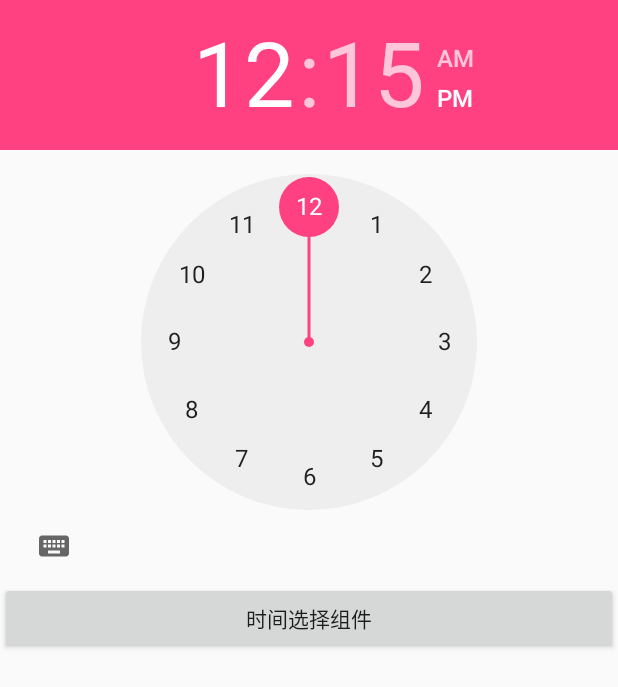
After one commit to LiYaHX/AndroidDemo, an Android app: the TimePickerActivity screen opened directly, with no data from a screen before it, on a phone screen of 412 x 824 dp. The commit adds this screen. Shown: the top 687 px of the screen. Run offline under Robolectric (Android 15) with nearby library versions, the phone set to English and light mode, and no system bars.

Commit message:
new widget

```diff
--- /dev/null
+++ b/app/src/main/java/com/robinlee/widget/TimePickerActivity.java
@@ -0,0 +1,53 @@
+package com.robinlee.widget;
+
+import android.app.Activity;
+import android.app.TimePickerDialog;
+import android.os.Bundle;
+import android.view.View;
+import android.widget.Button;
+import android.widget.TimePicker;
+import android.widget.Toast;
+
+import com.robinlee.androiddemo.R;
+
+/**
+ * Created by RobinLee on 4/29/16.
+ */
+public class TimePickerActivity extends Activity{
+
+    private TimePicker mTimePicker;
+    private Button mBtnTimePickerDialog;
+
+    @Override
+    protected void onCreate(Bundle savedInstanceState) {
+        super.onCreate(savedInstanceState);
+        setContentView(R.layout.activity_time_picker);
+        initView();
+    }
+
+    private void initView(){
+        mTimePicker = (TimePicker) this.findViewById(R.id.timePicker);
+        mTimePicker.setCurrentHour(12);
+        mTimePicker.setCurrentMinute(15);
+        mTimePicker.setOnTimeChangedListener(new TimePicker.OnTimeChangedListener() {
+            @Override
+            public void onTimeChanged(TimePicker view, int hourOfDay, int minute) {
+                Toast.makeText(TimePickerActivity.this, "hourOfDay", Toast.LENGTH_SHORT).show();
+            }
+        });
+
+        mBtnTimePickerDialog = (Button) this.findViewById(R.id.mBtnTimePickerDialog);
+        mBtnTimePickerDialog.setOnClickListener(new View.OnClickListener() {
+            @Override
+            public void onClick(View v) {
+                TimePickerDialog timePickerDialog = new TimePickerDialog(TimePickerActivity.this, new TimePickerDialog.OnTimeSetListener() {
+                    @Override
+                    public void onTimeSet(TimePicker view, int hourOfDay, int minute) {
+                        Toast.makeText(TimePickerActivity.this, "dialog hourOfDay", Toast.LENGTH_SHORT).show();
+                    }
+                }, 12, 12, true);
+                timePickerDialog.show();
+            }
+        });
+    }
+}
--- /dev/null
+++ b/app/src/main/res/layout/activity_time_picker.xml
@@ -0,0 +1,17 @@
+<?xml version="1.0" encoding="utf-8"?>
+<LinearLayout xmlns:android="http://schemas.android.com/apk/res/android"
+    android:orientation="vertical" android:layout_width="match_parent"
+    android:layout_height="match_parent">
+
+    <TimePicker
+        android:id="@+id/timePicker"
+        android:layout_width="wrap_content"
+        android:layout_height="wrap_content"
+        android:layout_gravity="right" />
+
+    <Button
+        android:id="@+id/mBtnTimePickerDialog"
+        android:layout_width="match_parent"
+        android:layout_height="wrap_content"
+        android:text="@string/str_time_picker"/>
+</LinearLayout>
--- a/app/src/main/res/values/strings.xml
+++ b/app/src/main/res/values/strings.xml
@@ -7,5 +7,7 @@
     <string name="str_zh_cn_shimmer">字体发光</string>
     <string name="str_loop_view_pager">LOOP_BANNER</string>
     <string name="str_bottom_navigation">BOTTOM_NAVIGATION</string>
+    <string name="str_search_view">SEARCH_VIEW</string>
+    <string name="str_time_picker">时间选择组件</string>
 
 </resources>
--- a/build.gradle
+++ b/build.gradle
@@ -5,7 +5,7 @@ buildscript {
         jcenter()
     }
     dependencies {
-        classpath 'com.android.tools.build:gradle:1.5.0'
+        classpath 'com.android.tools.build:gradle:2.0.0'
 
         // NOTE: Do not place your application dependencies here; they belong
         // in the individual module build.gradle files
```
Also changed, not shown: app/src/main/AndroidManifest.xml (+16 -6 lines), app/src/main/java/com/robinlee/androiddemo/MainActivity.java (+7 -0 lines), app/src/main/java/com/robinlee/androiddemo/SearchViewActivity.java (added, +45 -0 lines), app/src/main/java/com/robinlee/widget/AnimationSearchView.java (added, +38 -0 lines), app/src/main/java/com/robinlee/widget/BottomNavigationActivity.java (+68 -2 lines), app/src/main/res/layout/activity_bottom_navigation.xml (+5 -3 lines), app/src/main/res/layout/activity_search_view.xml (added, +15 -0 lines), app/src/main/res/menu/bottombar_menu.xml (+17 -0 lines), app/src/main/res/menu/search_view_menu.xml (added, +9 -0 lines), gradle/wrapper/gradle-wrapper.properties, 2 other files.
